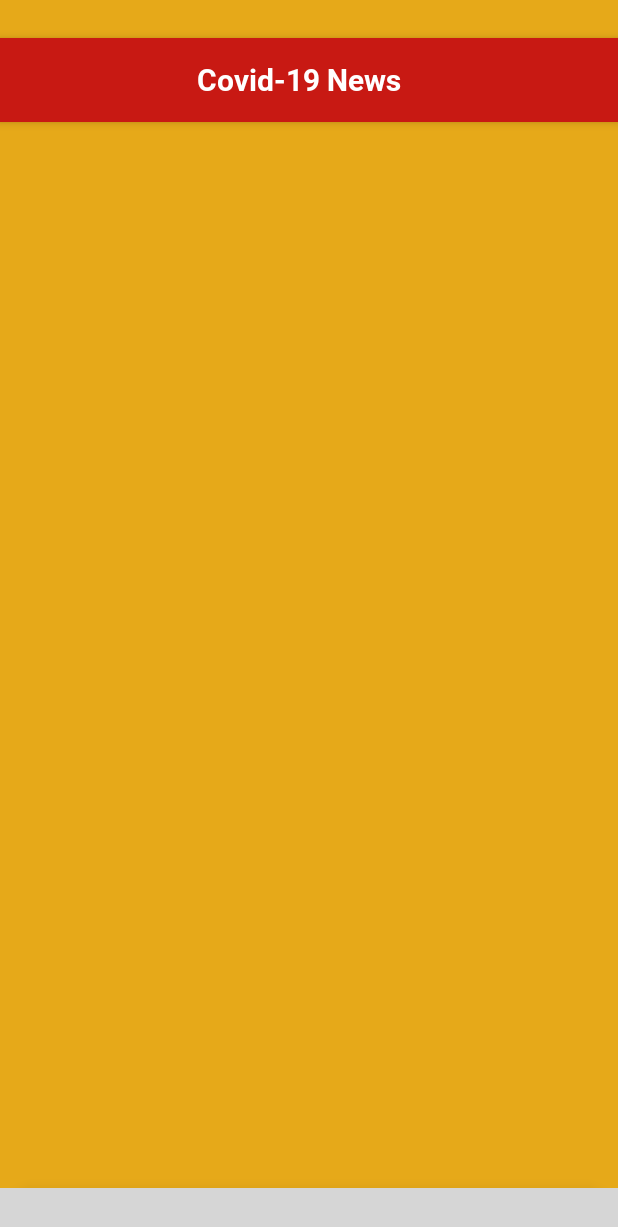
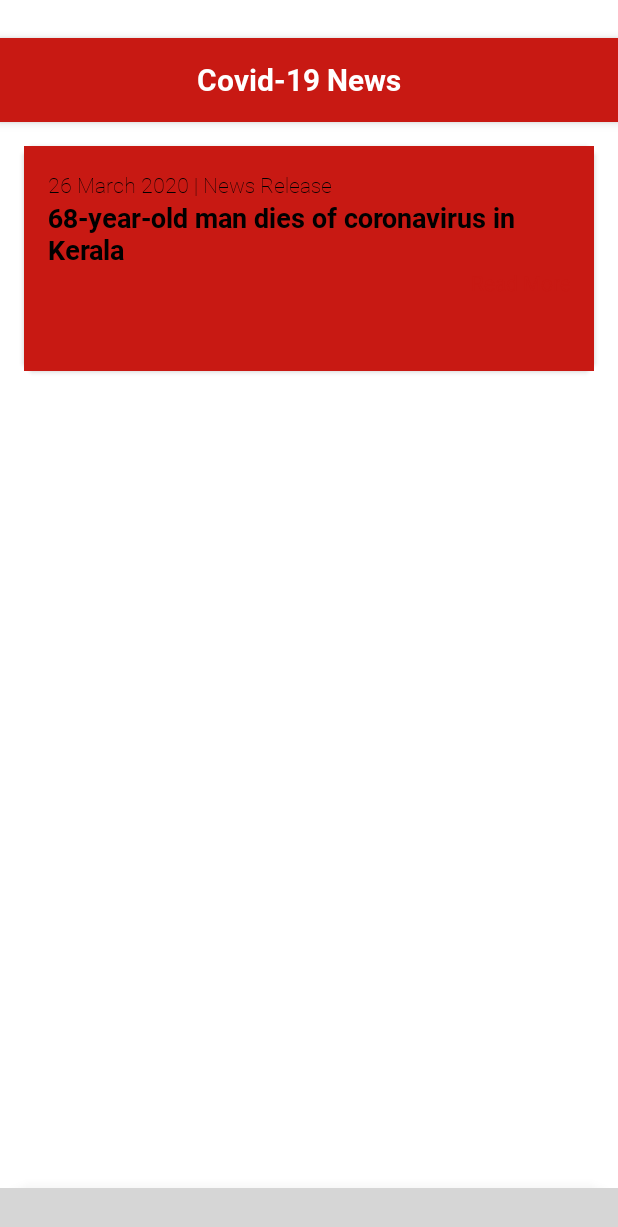
Before and after one commit to HeyIts-RJ/Covid-19-Tracking-App, an Android app: the fragment NewsFragment placed in its activity, on a phone screen of 412 x 824 dp. Shown: the top 1227 px of the screen. Run offline under Robolectric (Android 15) with nearby library versions, the phone set to English and light mode, and no system bars; our stand-ins replace Volley; libraries missing offline, so code that uses them is left out: com.ismaeldivita.chipnavigation; plain views replace ChipNavigationBar; network calls fail; pictures from the network do not load; Roboto replaces fonts that are not available here; 3 statements that could not run were skipped; grey boxes are pictures that could not be loaded.

Commit message:
Added News Section Layout

```diff
--- a/app/src/main/java/com/developer/android/covid_19/MapLiveFragment.java
+++ b/app/src/main/java/com/developer/android/covid_19/MapLiveFragment.java
@@ -344,7 +344,7 @@ public class MapLiveFragment extends Fragment implements OnMapReadyCallback {
                     title(covidCountry.get(i).getmCountryName())
                     .position(new LatLng(covidCountry.get(i).getmLat(), covidCountry.get(i).getmLan()))
                     .snippet(covidCountry.get(i).getmTotalCases() + "@" + covidCountry.get(i).getmTotalDeaths())
-                    .icon(bitmapDescriptorFromVector(getContext())));
+                    .icon(bitmapDescriptorFromVector(getContext(),R.drawable.ic_covid_virus_icon)));
             markers.add(marker);
 
             if (covidCountry.get(i).getmTotalCases() < 10000) {
@@ -371,7 +371,7 @@ public class MapLiveFragment extends Fragment implements OnMapReadyCallback {
                     title(covidQuarinntines.get(i).getmDistrict())
                     .position(new LatLng(covidQuarinntines.get(i).getmLat(), covidQuarinntines.get(i).getmLan()))
                     .snippet(covidQuarinntines.get(i).getmCases() + "@" + "Total Cases")
-                    .icon(bitmapDescriptorFromVector(getContext())));
+                    .icon(bitmapDescriptorFromVector(getContext(),R.drawable.ic_quarantine)));
             quarintineMarkers.add(marker);
         }
 
@@ -489,8 +489,8 @@ public class MapLiveFragment extends Fragment implements OnMapReadyCallback {
     }
 
 
-    private BitmapDescriptor bitmapDescriptorFromVector(Context context) {
-        Drawable background = ContextCompat.getDrawable(context, R.drawable.ic_covid_virus_icon);
+    private BitmapDescriptor bitmapDescriptorFromVector(Context context, int id) {
+        Drawable background = ContextCompat.getDrawable(context, id);
         background.setBounds(0, 0, background.getIntrinsicWidth(), background.getIntrinsicHeight());
 
 //        Drawable vectorDrawable = ContextCompat.getDrawable(context, vectorDrawableResourceId);
--- a/app/src/main/java/com/developer/android/covid_19/NewsFragment.java
+++ b/app/src/main/java/com/developer/android/covid_19/NewsFragment.java
@@ -12,6 +12,9 @@ import android.view.View;
 import android.view.ViewGroup;
 import android.view.Window;
 import android.view.WindowManager;
+import android.widget.ImageView;
+
+import com.bumptech.glide.Glide;
 
 
 /**
@@ -24,6 +27,10 @@ public class NewsFragment extends Fragment {
     // the fragment initialization parameters, e.g. ARG_ITEM_NUMBER
     private static final String ARG_PARAM1 = "param1";
     private static final String ARG_PARAM2 = "param2";
+
+    private ImageView news;
+
+    View mView;
 
     // TODO: Rename and change types of parameters
     private String mParam1;
@@ -64,12 +71,18 @@ public class NewsFragment extends Fragment {
     public View onCreateView(LayoutInflater inflater, ViewGroup container,
                              Bundle savedInstanceState) {
         // Inflate the layout for this fragment
-
+        mView = inflater.inflate(R.layout.fragment_news, container, false);
         if (Build.VERSION.SDK_INT >= Build.VERSION_CODES.LOLLIPOP) {
             Window window = ((AppCompatActivity) getActivity()).getWindow();
             window.addFlags(WindowManager.LayoutParams.FLAG_DRAWS_SYSTEM_BAR_BACKGROUNDS);
             window.setStatusBarColor(Color.rgb(200,25,19));
         }
-        return inflater.inflate(R.layout.fragment_news, container, false);
+//
+//        news=mView.findViewById(R.id.news1);
+//        Glide.with(getActivity())
+//                .load("https://smedia2.intoday.in/aajtak/images/stories/092019/china_a.jpg_1581302478_618x347.jpeg")
+//                .into(news);
+
+        return mView;
     }
 }
--- a/app/src/main/java/com/developer/android/covid_19/SplashScreen.java
+++ b/app/src/main/java/com/developer/android/covid_19/SplashScreen.java
@@ -20,12 +20,13 @@ public class SplashScreen extends AppCompatActivity {
 
         getWindow().getDecorView().setSystemUiVisibility(
                 View.SYSTEM_UI_FLAG_LAYOUT_STABLE
-                        | View.SYSTEM_UI_FLAG_LAYOUT_FULLSCREEN);
+                        | View.SYSTEM_UI_FLAG_LAYOUT_FULLSCREEN | View.SYSTEM_UI_FLAG_LIGHT_STATUS_BAR);
 
         if (Build.VERSION.SDK_INT >= Build.VERSION_CODES.LOLLIPOP) {
             Window window = getWindow();
             window.addFlags(WindowManager.LayoutParams.FLAG_DRAWS_SYSTEM_BAR_BACKGROUNDS);
             window.setStatusBarColor(Color.rgb(227,227,227));
+
         }
 
         new Handler().postDelayed(new Runnable() {
--- a/app/src/main/res/layout/fragment_news.xml
+++ b/app/src/main/res/layout/fragment_news.xml
@@ -4,7 +4,6 @@
     xmlns:tools="http://schemas.android.com/tools"
     android:layout_width="match_parent"
     android:layout_height="match_parent"
-    android:background="@color/news"
     tools:context=".NewsFragment">
 
 
@@ -38,5 +37,63 @@
         </androidx.appcompat.widget.Toolbar>
     </com.google.android.material.appbar.AppBarLayout>
 
+    <androidx.constraintlayout.widget.ConstraintLayout
+        android:layout_width="match_parent"
+        android:layout_height="wrap_content"
+        android:layout_marginTop="16dp"
+        android:background="@drawable/rounded_rectangular_card"
+        android:orientation="horizontal"
+        android:elevation="2dp"
+        android:layout_marginLeft="16dp"
+        android:layout_marginRight="16dp"
+        app:layout_constraintTop_toBottomOf="@+id/appBarLayout">
+
+        <ImageView
+            android:id="@+id/news1"
+            android:layout_width="match_parent"
+            android:layout_height="150dp"
+            android:src="@color/death_case"
+            app:layout_constraintEnd_toEndOf="parent"
+            app:layout_constraintStart_toStartOf="parent"
+            app:layout_constraintTop_toTopOf="parent" />
+
+        <LinearLayout
+            android:layout_width="match_parent"
+            android:layout_height="wrap_content"
+            android:orientation="vertical"
+            android:padding="16dp"
+            app:layout_constraintTop_toBottomOf="@+id/imageView">
+
+            <TextView
+                android:layout_width="match_parent"
+                android:layout_height="match_parent"
+                android:text="26 March 2020 | News Release"
+                android:textColor="@android:color/black"
+                android:fontFamily="@font/roboto_thin"
+                android:textSize="14sp" />
+
+            <TextView
+                android:layout_width="match_parent"
+                android:layout_height="match_parent"
+                android:text="68-year-old man dies of coronavirus in Kerala"
+                android:textColor="@android:color/black"
+                android:fontFamily="@font/roboto_bold"
+                android:textSize="18sp" />
+
+            <TextView
+                android:gravity="right"
+                android:textColor="@color/death_case"
+                android:layout_width="match_parent"
+                android:layout_height="wrap_content"
+                android:text="Read More"/>
+
+        </LinearLayout>
+
+
+
+
+    </androidx.constraintlayout.widget.ConstraintLayout>
+
+
 
 </androidx.constraintlayout.widget.ConstraintLayout>
```
